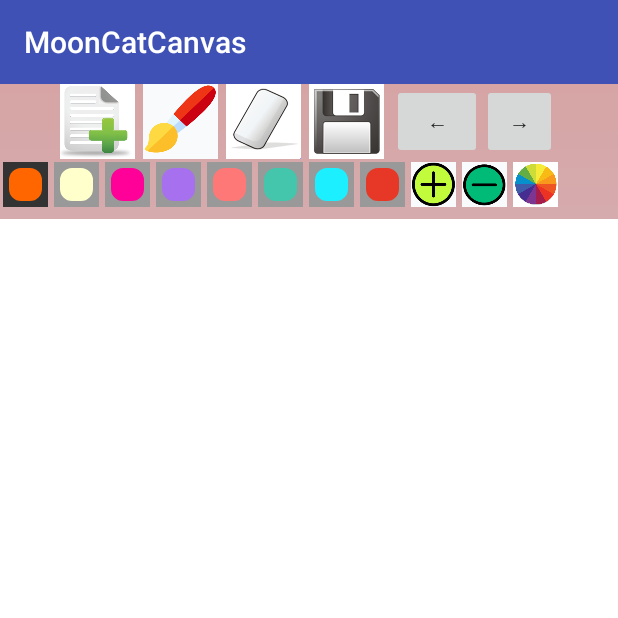
After one commit to PhuongKDo/Drawing-Android-Application, an Android app: the ModeSoloDraw screen opened directly, with no data from a screen before it, on a phone screen of 412 x 824 dp, the top half of it. The commit adds this screen. Run offline under Robolectric (Android 15) with nearby library versions, the phone set to English and light mode, and no system bars; libraries missing offline, so code that uses them is left out: yuku.ambilwarna.

Commit message:
added color wheel, new canvas, and in initial setup for image switcher

```diff
--- a/app/src/main/AndroidManifest.xml
+++ b/app/src/main/AndroidManifest.xml
@@ -25,6 +25,10 @@
         <activity android:name=".ModePicker" />
         <activity android:name=".CanvasView" />
         <activity android:name=".ModeList" />
+        <activity android:name=".DrawingView" />
+        <activity android:name=".ModeSolo" />
+        <activity android:name=".ModeSoloDraw" />
+
     </application>
 
 </manifest>
--- /dev/null
+++ b/app/src/main/java/com/example/fatla/mooncatcanvas/DrawingView.java
@@ -0,0 +1,116 @@
+package com.example.fatla.mooncatcanvas;
+
+import android.content.Context;
+import android.graphics.Bitmap;
+import android.graphics.Canvas;
+import android.graphics.Color;
+import android.graphics.Paint;
+import android.graphics.Path;
+import android.graphics.PorterDuff;
+import android.graphics.PorterDuffXfermode;
+import android.util.AttributeSet;
+import android.util.TypedValue;
+import android.view.MotionEvent;
+import android.view.View;
+
+public class DrawingView extends View {
+
+    private Path drawPath;
+    private boolean erase = false;
+    private Paint drawPaint, canvasPaint;
+    private Canvas drawCanvas;
+    private int paintColor=0xFF660000;
+    private Bitmap canvasBitmap;
+    private float brushSize, lastBrushSize;
+    private Integer currentBrushSize = 5;
+
+    public DrawingView(Context context, AttributeSet attrs) {
+        super(context, attrs);
+        setupDrawing();
+    }
+    public void startNew() {
+        drawCanvas.drawColor(0, PorterDuff.Mode.CLEAR);
+        invalidate();
+    }
+    public void setErase(boolean isErase) {
+        erase = isErase;
+        if (erase) drawPaint.setXfermode(new PorterDuffXfermode(PorterDuff.Mode.CLEAR));
+        else drawPaint.setXfermode(null);
+    }
+    public void setBrushSize(float newSize) {
+        float pixelAmount = TypedValue.applyDimension(TypedValue.COMPLEX_UNIT_DIP, newSize, getResources().getDisplayMetrics());
+        brushSize = pixelAmount;
+        drawPaint.setStrokeWidth(brushSize);
+    }
+    public void  setLastBrushSize(float lastSize){
+        lastBrushSize = lastSize;
+    }
+    public float getBrushSize() {
+        return lastBrushSize;
+    }
+    @Override
+    protected void onSizeChanged(int w, int h, int oldw, int oldh) {
+        super.onSizeChanged(w, h, oldw, oldh);
+        canvasBitmap = Bitmap.createBitmap(w, h, Bitmap.Config.ARGB_8888);
+        drawCanvas = new Canvas(canvasBitmap);
+    }
+    @Override
+    protected void onDraw(Canvas canvas) {
+        canvas.drawBitmap(canvasBitmap, 0, 0, canvasPaint);
+        canvas.drawPath(drawPath, drawPaint);
+    }
+    @Override
+    public boolean onTouchEvent(MotionEvent event) {
+        float touchX = event.getX();
+        float touchY = event.getY();
+        switch (event.getAction()){
+            case MotionEvent.ACTION_DOWN:
+                drawPath.moveTo(touchX, touchY);
+                break;
+            case MotionEvent.ACTION_MOVE:
+                drawPath.lineTo(touchX, touchY);
+                break;
+            case MotionEvent.ACTION_UP:
+                drawCanvas.drawPath(drawPath, drawPaint);
+                drawPath.reset();
+                break;
+            default:
+                return false;
+        }
+        invalidate();
+        return true;
+    }
+
+    public void increaseBrushSize() {
+        drawPaint.setStrokeWidth(currentBrushSize++);
+    }
+
+    public void decreaseBrushSize() {
+        drawPaint.setStrokeWidth(currentBrushSize--);
+    }
+    public int getPaintColor() {
+      return paintColor;
+    };
+    public void changeColor (int cwheel_color) {
+        drawPaint.setColor(cwheel_color);
+    }
+    public void setColor(String newColor) {
+        invalidate();
+        paintColor = Color.parseColor(newColor);
+        drawPaint.setColor(paintColor);
+    }
+    public void setupDrawing(){
+        drawPath = new Path();
+        drawPaint = new Paint();
+        drawPaint.setColor(paintColor);
+        drawPaint.setAntiAlias(true);
+        drawPaint.setStrokeWidth(currentBrushSize);
+        drawPaint.setStyle(Paint.Style.STROKE);
+        drawPaint.setStrokeJoin(Paint.Join.ROUND);
+        drawPaint.setStrokeCap(Paint.Cap.ROUND);
+        canvasPaint = new Paint(Paint.DITHER_FLAG);
+        brushSize = 10;
+        lastBrushSize = brushSize;
+        drawPaint.setStrokeWidth(brushSize);
+    }
+}
--- /dev/null
+++ b/app/src/main/java/com/example/fatla/mooncatcanvas/ModeSoloDraw.java
@@ -0,0 +1,189 @@
+package com.example.fatla.mooncatcanvas;
+
+import android.content.DialogInterface;
+import android.os.Bundle;
+import android.provider.MediaStore;
+import android.support.v7.app.AlertDialog;
+import android.support.v7.app.AppCompatActivity;
+import android.view.View;
+import android.widget.Button;
+import android.widget.ImageButton;
+import android.widget.ImageSwitcher;
+import android.widget.LinearLayout;
+import android.widget.Toast;
+
+import java.util.UUID;
+
+import yuku.ambilwarna.AmbilWarnaDialog;
+
+public class ModeSoloDraw extends AppCompatActivity implements View.OnClickListener {
+
+    private ImageButton currpaint, drawbtn, baru, erase, save, cwheel, increase, decrease, imgView;
+    private DrawingView drawView;
+    private String currColor;
+    public int pcolor =0xFF660000;
+
+    private Button next, prev;
+    ImageSwitcher imageSwitcher;
+    Integer[] images = {R.drawable.image_8,R.drawable.image_1, R.drawable.image_2, R.drawable.image_3,
+            R.drawable.image_4, R.drawable.image_5, R.drawable.image_6, R.drawable.image_7,
+            R.drawable.image_8, R.drawable.image_9};
+    int i = 0;
+
+    @Override
+    public void onCreate(Bundle savedInstanceState) {
+        super.onCreate(savedInstanceState);
+        setContentView(R.layout.activity_drawing);
+
+        drawView = (DrawingView)findViewById(R.id.drawing);
+        drawbtn = (ImageButton)findViewById(R.id.draw_btn);
+        baru = (ImageButton)findViewById(R.id.new_btn);
+        erase = (ImageButton)findViewById(R.id.erase_btn);
+        save = (ImageButton)findViewById(R.id.save_btn);
+
+        cwheel = (ImageButton)findViewById(R.id.cwheel_btn);
+        increase = (ImageButton)findViewById(R.id.increase_btn);
+        decrease = (ImageButton)findViewById(R.id.decrease_btn);
+
+        next = (Button)findViewById(R.id.b_next);
+        prev = (Button)findViewById(R.id.b_prev);
+
+        LinearLayout paintLayout = (LinearLayout)findViewById(R.id.paint_colors);
+        currpaint = (ImageButton)paintLayout.getChildAt(0);
+
+        currpaint.setImageDrawable(getResources().getDrawable(R.drawable.paint_pressed));
+        drawbtn.setOnClickListener(this);
+        baru.setOnClickListener(this);
+        erase.setOnClickListener(this);
+        save.setOnClickListener(this);
+
+        // increase decrease brush size
+        increase.setOnClickListener(this);
+        decrease.setOnClickListener(this);
+
+        // launch color wheel
+        ImageButton cwheel = (ImageButton)findViewById(R.id.cwheel_btn);
+        cwheel.setOnClickListener(new View.OnClickListener() {
+            @Override
+            public void onClick(View v) {
+                openColorPicker();
+            }
+        });
+
+        // image switcher
+        next.setOnClickListener(this);
+        prev.setOnClickListener(this);
+        prev.setOnClickListener(new View.OnClickListener() {
+            @Override
+            public void onClick(View v) {
+                if (i>0){
+                    i--;
+                    imageSwitcher.setImageResource(images[i]);
+                }
+            }
+        });
+        next.setOnClickListener(new View.OnClickListener() {
+            @Override
+            public void onClick(View v) {
+                if (i < images.length - 1) {
+                    i++;
+                    imageSwitcher.setImageResource(images[i]);
+                }
+            }
+        });
+
+    }
+
+    public void paintClicked(View view) {
+        if (view != currpaint) {
+            imgView = (ImageButton)view;
+            String color = view.getTag().toString();
+            drawView.setColor(color);
+            currColor = color;
+            imgView.setImageDrawable(getResources().getDrawable(R.drawable.paint_pressed));
+            currpaint.setImageDrawable(getResources().getDrawable(R.drawable.paint));
+            currpaint = (ImageButton)view;
+        }
+    }
+    @Override
+    public void onClick(View view) {
+        if (view.getId() == R.id.increase_btn) {
+            drawView.increaseBrushSize();
+        }
+        if (view.getId() == R.id.decrease_btn) {
+            drawView.decreaseBrushSize();
+        }
+        if (view.getId() == R.id.draw_btn) {
+            drawView.setColor(currColor);
+            drawView.setupDrawing();
+        }
+        if (view.getId() == R.id.erase_btn) {
+            drawView.setColor("#ffffff");
+        }
+        if (view.getId() == R.id.new_btn) {
+            AlertDialog.Builder newDialog = new AlertDialog.Builder(this);
+            newDialog.setTitle("New Drawing");
+            newDialog.setMessage("Start New Drawing");
+            newDialog.setPositiveButton("Yes", new DialogInterface.OnClickListener() {
+                @Override
+                public void onClick(DialogInterface dialog, int which) {
+                    drawView.startNew();
+                    dialog.dismiss();
+                }
+            });
+            newDialog.setNegativeButton("No", new DialogInterface.OnClickListener() {
+                @Override
+                public void onClick(DialogInterface dialog, int which) {
+                    dialog.cancel();
+                }
+            });
+            newDialog.show();
+        }
+        if (view.getId() == R.id.save_btn) {
+            AlertDialog.Builder saveDialog = new AlertDialog.Builder(this);
+            saveDialog.setTitle("Save Drawing");
+            saveDialog.setMessage("Save drawing to device gallery?");
+            saveDialog.setPositiveButton("Yes", new DialogInterface.OnClickListener() {
+                @Override
+                public void onClick(DialogInterface dialog, int which) {
+                    drawView.setDrawingCacheEnabled(true);
+                    String imgSaved = MediaStore.Images.Media.insertImage(getContentResolver(), drawView.getDrawingCache(), UUID.randomUUID().toString()+".png", "drawing");
+                    if (imgSaved != null) {
+                        Toast savedtoast = Toast.makeText(getApplicationContext(), "Drawing saved to Gallery", Toast.LENGTH_SHORT);
+                        savedtoast.show();
+                    } else {
+                        Toast unsaved = Toast.makeText(getApplicationContext(),"Image could not saved", Toast.LENGTH_SHORT);
+                        unsaved.show();
+                    }
+                    drawView.destroyDrawingCache();
+                }
+            });
+            saveDialog.setNegativeButton("No", new DialogInterface.OnClickListener() {
+                @Override
+                public void onClick(DialogInterface dialog, int which) {
+                    dialog.cancel();
+                }
+            });
+            saveDialog.show();
+        }
+    }
+    //open color picker
+
+    public void openColorPicker(){
+        pcolor = drawView.getPaintColor();
+        AmbilWarnaDialog colorPicker = new AmbilWarnaDialog(this, pcolor, new AmbilWarnaDialog.OnAmbilWarnaListener() {
+            @Override
+            public void onCancel(AmbilWarnaDialog dialog) {
+            }
+
+            @Override
+            public void onOk(AmbilWarnaDialog dialog, int color) {
+                pcolor = color;
+                drawView.changeColor(color);
+            }
+        });
+        colorPicker.show();
+        Toast toast = Toast.makeText(getApplicationContext(), "Picking Colorwheel!", Toast.LENGTH_SHORT);
+        toast.show();
+    }
+}
--- /dev/null
+++ b/app/src/main/res/drawable/paint.xml
@@ -0,0 +1,26 @@
+<?xml version="1.0" encoding="utf-8"?>
+<layer-list xmlns:android="http://schemas.android.com/apk/res/android">
+    <item>
+        <shape android:shape="rectangle">
+            <stroke
+                android:width="4dp"
+                android:color="#ff999999"/>
+            <solid android:color="#00000000"/>
+            <padding
+                android:top="0dp"
+                android:right="0dp"
+                android:left="0dp"
+                android:bottom="0dp"/>
+        </shape>
+    </item>
+    <item>
+        <shape xmlns:android="http://schemas.android.com/apk/res/android">
+            <stroke
+                android:color="#ff999999"
+                android:width="4dp"/>
+            <solid android:color="#00000000"/>
+            <corners android:radius="10dp"/>
+        </shape>
+    </item>
+
+</layer-list>
--- /dev/null
+++ b/app/src/main/res/drawable/paint_pressed.xml
@@ -0,0 +1,26 @@
+<?xml version="1.0" encoding="utf-8"?>
+<layer-list xmlns:android="http://schemas.android.com/apk/res/android">
+    <item>
+        <shape android:shape="rectangle">
+            <stroke
+                android:width="4dp"
+                android:color="#ff333333"/>
+            <solid android:color="#00000000"/>
+            <padding
+                android:top="0dp"
+                android:right="0dp"
+                android:left="0dp"
+                android:bottom="0dp"/>
+        </shape>
+    </item>
+    <item>
+        <shape xmlns:android="http://schemas.android.com/apk/res/android">
+            <stroke
+                android:color="#ff333333"
+                android:width="4dp"/>
+            <solid android:color="#00000000"/>
+            <corners android:radius="10dp"/>
+        </shape>
+    </item>
+
+</layer-list>
--- /dev/null
+++ b/app/src/main/res/layout/activity_drawing.xml
@@ -0,0 +1,180 @@
+<?xml version="1.0" encoding="utf-8"?>
+<LinearLayout xmlns:android="http://schemas.android.com/apk/res/android"
+    xmlns:app="http://schemas.android.com/apk/res-auto"
+    xmlns:tools="http://schemas.android.com/tools"
+    android:layout_width="match_parent"
+    android:layout_height="match_parent"
+    android:background="@drawable/gradient"
+    android:orientation="vertical"
+    tools:context="com.example.fatla.mooncatcanvas.ModeSoloDraw">
+
+    <LinearLayout
+        android:gravity="center"
+        android:orientation="horizontal"
+        android:layout_gravity="center"
+        android:layout_width="wrap_content"
+        android:layout_height="50dp">
+
+        <ImageButton
+            android:id="@+id/new_btn"
+            android:layout_width="50dp"
+            android:layout_height="fill_parent"
+            android:layout_marginRight="5dp"
+            android:background="@drawable/new_pic"
+            android:contentDescription="@string/start_now" />
+        <ImageButton
+            android:id="@+id/draw_btn"
+            android:layout_width="50dp"
+            android:layout_height="fill_parent"
+            android:layout_marginRight="5dp"
+            android:background="@drawable/brush2"
+            android:contentDescription="@string/start_now" />
+        <ImageButton
+            android:id="@+id/erase_btn"
+            android:layout_width="50dp"
+            android:background="@drawable/eraser"
+            android:layout_marginRight="5dp"
+            android:layout_height="fill_parent"
+            android:contentDescription="@string/start_now" />
+        <ImageButton
+            android:id="@+id/save_btn"
+            android:background="@drawable/save"
+            android:layout_width="50dp"
+            android:layout_marginRight="5dp"
+            android:layout_height="fill_parent"
+            android:contentDescription="@string/start_now" />
+        <Button
+            android:id="@+id/b_prev"
+            android:layout_width="60dp"
+            android:layout_height="50dp"
+            android:layout_alignParentBottom="true"
+            android:text="←" />
+        <Button
+            android:id="@+id/b_next"
+            android:layout_width="50dp"
+            android:layout_height="50dp"
+            android:layout_alignParentBottom="true"
+            android:layout_toEndOf="@+id/b_prev"
+            android:layout_toRightOf="@+id/b_prev"
+            android:text="→" />
+    </LinearLayout>
+
+    <RelativeLayout
+        android:layout_width="match_parent"
+        android:layout_height="match_parent">
+
+        <ImageSwitcher
+            android:id="@+id/imageSwitcher"
+            android:layout_width="match_parent"
+            android:layout_height="match_parent"
+            android:background="#fff"
+            android:layout_alignParentBottom="true"
+            android:layout_marginTop="40dp" />
+
+        <com.example.fatla.mooncatcanvas.DrawingView
+            android:id="@+id/drawing"
+            android:layout_weight="1"
+            android:layout_width="fill_parent"
+            android:layout_height="fill_parent"/>
+
+    <LinearLayout
+        android:id="@+id/paint_colors"
+        android:layout_gravity="center"
+        android:orientation="horizontal"
+        android:layout_width="wrap_content"
+        android:layout_height="wrap_content">
+
+        <ImageButton
+            android:layout_margin="2dp"
+            android:background="#ff6600"
+            android:contentDescription="@string/paint"
+            android:onClick="paintClicked"
+            android:src="@drawable/paint"
+            android:tag="#ff6600"
+            android:layout_width="30dp"
+            android:layout_height="30dp"/>
+        <ImageButton
+            android:layout_margin="2dp"
+            android:background="#ffffcc"
+            android:contentDescription="@string/paint"
+            android:onClick="paintClicked"
+            android:src="@drawable/paint"
+            android:tag="#ffffcc"
+            android:layout_width="30dp"
+            android:layout_height="30dp"/>
+        <ImageButton
+            android:layout_margin="2dp"
+            android:background="#ff0099"
+            android:contentDescription="@string/paint"
+            android:onClick="paintClicked"
+            android:src="@drawable/paint"
+            android:layout_width="30dp"
+            android:tag="#ff0099"
+            android:layout_height="30dp"/>
+        <ImageButton
+            android:layout_margin="2dp"
+            android:background="#A770EF"
+            android:contentDescription="@string/paint"
+            android:onClick="paintClicked"
+            android:src="@drawable/paint"
+            android:layout_width="30dp"
+            android:tag="#A770EF"
+            android:layout_height="30dp"/>
+        <ImageButton
+            android:layout_margin="2dp"
+            android:background="#ff7878"
+            android:contentDescription="@string/paint"
+            android:onClick="paintClicked"
+            android:src="@drawable/paint"
+            android:layout_width="30dp"
+            android:tag="#ff7878"
+            android:layout_height="30dp"/>
+        <ImageButton
+            android:layout_margin="2dp"
+            android:background="#43C6AC"
+            android:contentDescription="@string/paint"
+            android:onClick="paintClicked"
+            android:src="@drawable/paint"
+            android:layout_width="30dp"
+            android:tag="#43C6AC"
+            android:layout_height="30dp"/>
+        <ImageButton
+            android:layout_margin="2dp"
+            android:background="#1cefff"
+            android:contentDescription="@string/paint"
+            android:onClick="paintClicked"
+            android:src="@drawable/paint"
+            android:layout_width="30dp"
+            android:tag="#1cefff"
+            android:layout_height="30dp"/>
+        <ImageButton
+            android:layout_margin="2dp"
+            android:background="#e73827"
+            android:contentDescription="@string/paint"
+            android:onClick="paintClicked"
+            android:src="@drawable/paint"
+            android:layout_width="30dp"
+            android:tag="#e73827"
+            android:layout_height="30dp"/>
+        <ImageButton
+            android:id="@+id/increase_btn"
+            android:layout_margin="2dp"
+            android:background="@drawable/plus"
+            android:layout_width="30dp"
+            android:layout_height="30dp"/>
+        <ImageButton
+            android:id="@+id/decrease_btn"
+            android:layout_margin="2dp"
+            android:background="@drawable/minus"
+            android:layout_width="30dp"
+            android:layout_height="30dp"/>
+        <ImageButton
+            android:id="@+id/cwheel_btn"
+            android:layout_margin="2dp"
+            android:background="@drawable/colorwheel2"
+            android:layout_width="30dp"
+            android:layout_height="30dp"/>
+    </LinearLayout>
+    </RelativeLayout>
+
+</LinearLayout>
--- a/app/src/main/res/layout/activity_mode_practice.xml
+++ b/app/src/main/res/layout/activity_mode_practice.xml
@@ -4,7 +4,7 @@
     xmlns:tools="http://schemas.android.com/tools"
     android:layout_width="match_parent"
     android:layout_height="match_parent"
-    android:background="@drawable/animatedbg"
+    android:background="@drawable/gradient4"
     tools:context="com.example.fatla.mooncatcanvas.ModePractice">
 
     <ImageSwitcher
@@ -68,7 +68,6 @@
         android:layout_toEndOf="@+id/redo"
         android:layout_toRightOf="@+id/redo"
         android:text="undo" />
-
 
     <TextView
         android:id="@+id/dotSize_tv"
--- a/app/src/main/res/values/strings.xml
+++ b/app/src/main/res/values/strings.xml
@@ -1,4 +1,9 @@
 <resources>
     <string name="app_name">MoonCatCanvas</string>
     <string name="title_activity_canvas_view">canvasView</string>
+    <string name="start_now">New</string>
+    <string name="brush">Brush</string>
+    <string name="erase">Erase</string>
+    <string name="save">Save</string>
+    <string name="paint">Paint</string>
 </resources>
```
Also changed, not shown: app/src/main/java/com/example/fatla/mooncatcanvas/ModePicker.java (+10 -2 lines), app/src/main/java/com/example/fatla/mooncatcanvas/ModeSolo.java (added, +143 -0 lines), app/src/main/res/layout/activity_mode_picker.xml (+17 -0 lines), app/src/main/res/layout/activity_mode_solo.xml (added, +19 -0 lines), app/src/main/res/drawable/brush2.png (added), app/src/main/res/drawable/colorwheel.png (added), app/src/main/res/drawable/colorwheel2.png (added), app/src/main/res/drawable/eraser.png (added), app/src/main/res/drawable/minus.png (added), app/src/main/res/drawable/new_pic.png (added), app/src/main/res/drawable/plus.png (added), app/src/main/res/drawable/save.PNG (added).
